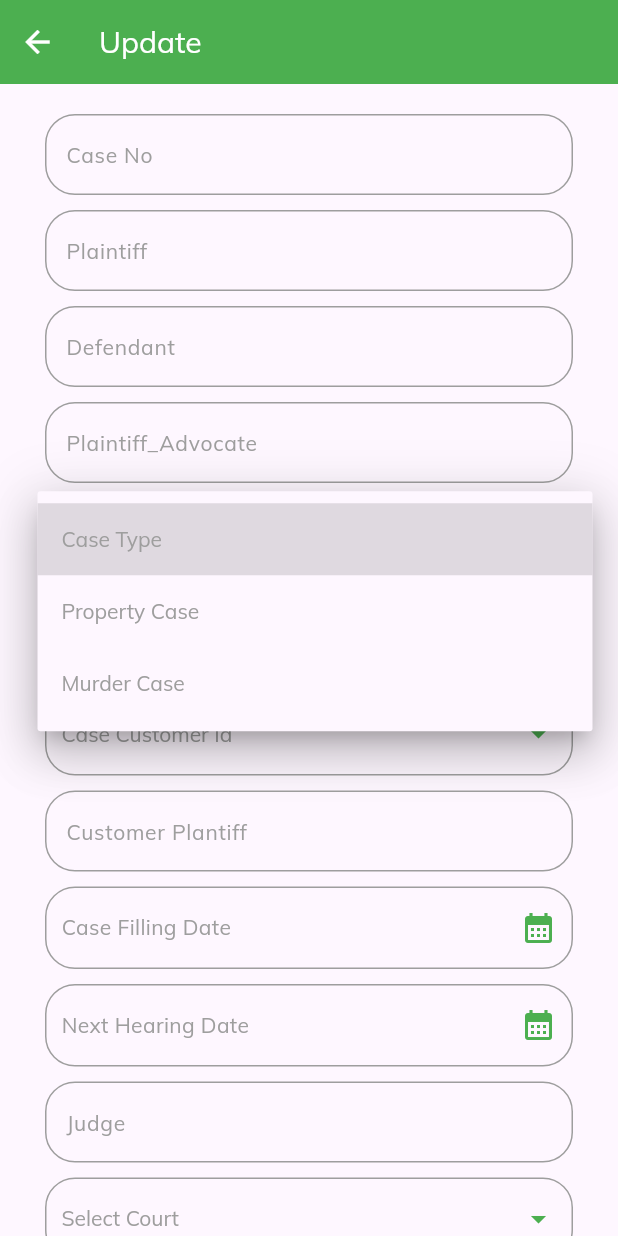
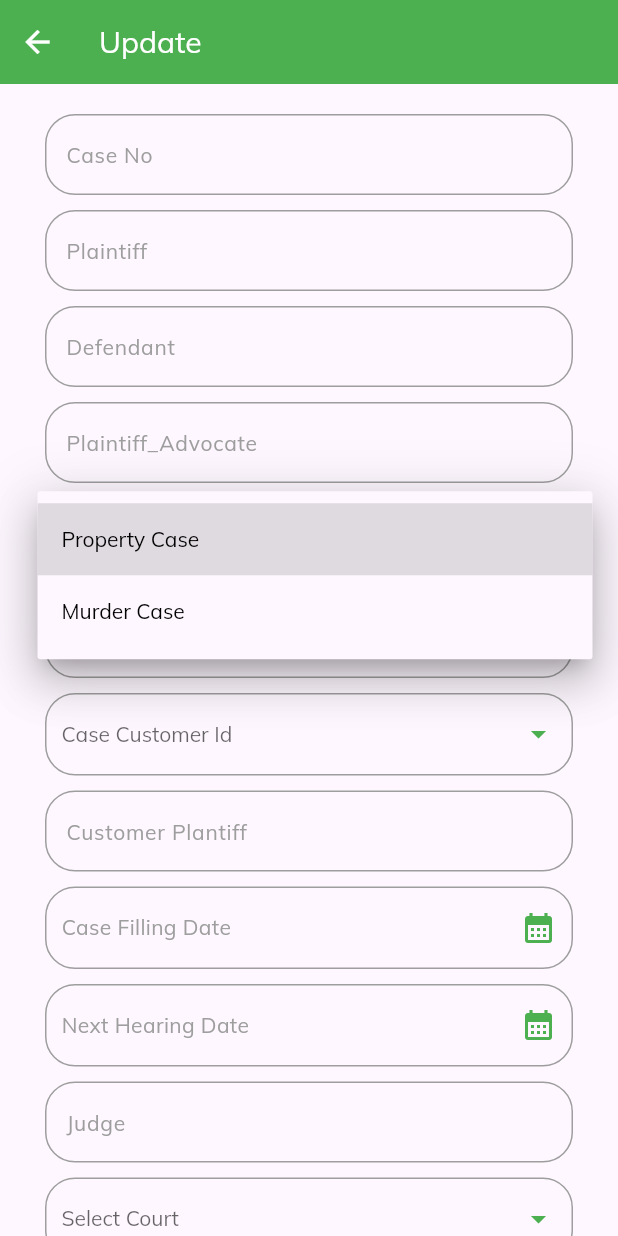
Before and after one commit to demo-eusopht-org/law-firm, a Flutter app: the CreateNewCase screen opened directly, after a tap on "Case Type", on a phone screen of 412 x 824 dp. Run offline on Flutter 3.47's test engine with Material 3 defaults, Android fonts, the phone set to English and light mode, and no system bars; our stand-ins replace convex_bottom_bar, dio, flutter_bloc, flutter_slidable, fluttertoast, get_it and 8 more; missing offline and left inert: file_manager, group_list_view; accounts and stored records are empty; generated files the repository leaves out were written again.

```diff
--- a/lib/view/cases/case_details.dart
+++ b/lib/view/cases/case_details.dart
@@ -134,6 +134,7 @@ class _CaseDetailsState extends State<CaseDetails> {
               height: size.height * 0.06,
               width: size.width * 0.5,
               child: RoundedElevatedButton(
+                borderRadius: 23,
                 onPressed: () {
                   Navigator.push(
                     context,
@@ -155,6 +156,7 @@ class _CaseDetailsState extends State<CaseDetails> {
               height: size.height * 0.06,
               width: size.width * 0.5,
               child: RoundedElevatedButton(
+                borderRadius: 23,
                 onPressed: () {
                   Navigator.push(
                     context,
--- a/lib/view/cases/case_hearing.dart
+++ b/lib/view/cases/case_hearing.dart
@@ -33,7 +33,7 @@ class _CaseHearingState extends State<CaseHearing> {
               children: [
                 SizedBox(height: 10),
                 CustomTextFieldWithDropdown(
-                  initialDropdownValue: 'Case Status',
+                  hintText: 'Case Status',
                   isWhiteBackground: true,
                   onDropdownChanged: (newValue) {
                     print('Selected Category: $newValue');
--- a/lib/view/cases/create_new_case.dart
+++ b/lib/view/cases/create_new_case.dart
@@ -72,7 +72,8 @@ class _CreateNewCaseState extends State<CreateNewCase> {
                 ),
                 SizedBox(height: 10),
                 CustomTextFieldWithDropdown(
-                  initialDropdownValue: 'Case Type',
+                  hintText: 'Case Type',
+                  initialValue: 'Property Case',
                   isWhiteBackground: true,
                   onDropdownChanged: (newValue) {
                     print('Case Type: $newValue');
@@ -84,7 +85,8 @@ class _CreateNewCaseState extends State<CreateNewCase> {
                 ),
                 SizedBox(height: 10),
                 CustomTextFieldWithDropdown(
-                  initialDropdownValue: 'Case Status',
+                  hintText: 'Case Status',
+                  initialValue: 'Approved',
                   isWhiteBackground: true,
                   onDropdownChanged: (newValue) {
                     print('Case Type: $newValue');
@@ -96,7 +98,8 @@ class _CreateNewCaseState extends State<CreateNewCase> {
                 ),
                 SizedBox(height: 10),
                 CustomTextFieldWithDropdown(
-                  initialDropdownValue: 'Case Customer Id',
+                  hintText: 'Case Customer Id',
+                  initialValue: 'Tauqeer',
                   isWhiteBackground: true,
                   onDropdownChanged: (newValue) {
                     print('Case Customer Id: $newValue');
@@ -137,8 +140,9 @@ class _CreateNewCaseState extends State<CreateNewCase> {
                 ),
                 SizedBox(height: 10),
                 CustomTextFieldWithDropdown(
-                  initialDropdownValue: 'Select Court',
+                  hintText: 'Select Court',
                   isWhiteBackground: true,
+                  initialValue: 'Sindh High Court',
                   onDropdownChanged: (newValue) {
                     print('Selected Category: $newValue');
                   },
@@ -149,7 +153,8 @@ class _CreateNewCaseState extends State<CreateNewCase> {
                 ),
                 SizedBox(height: 10),
                 CustomTextFieldWithDropdown(
-                  initialDropdownValue: 'Case Assigneed To',
+                  hintText: 'Case Assigneed To',
+                  initialValue: 'Advocate Waqas',
                   isWhiteBackground: true,
                   onDropdownChanged: (newValue) {
                     print('Selected Category: $newValue');
--- a/lib/widgets/dropdown_fields.dart
+++ b/lib/widgets/dropdown_fields.dart
@@ -7,13 +7,15 @@ class CustomTextFieldWithDropdown extends StatefulWidget {
     required this.isWhiteBackground,
     required this.dropdownItems,
     required this.onDropdownChanged,
-    this.initialDropdownValue,
+    this.hintText,
+    this.initialValue,
   }) : super(key: key);
 
   final bool isWhiteBackground;
   final List<String> dropdownItems;
   final ValueChanged<String>? onDropdownChanged;
-  final String? initialDropdownValue;
+  final String? hintText;
+  final String? initialValue;
 
   @override
   State<CustomTextFieldWithDropdown> createState() =>
@@ -22,12 +24,11 @@ class CustomTextFieldWithDropdown extends StatefulWidget {
 
 class _CustomTextFieldWithDropdownState
     extends State<CustomTextFieldWithDropdown> {
-  late String? _selectedDropdownValue;
+  String? _selectedDropdownValue;
 
   @override
   void initState() {
     super.initState();
-    _selectedDropdownValue = widget.initialDropdownValue ?? '';
   }
 
   @override
@@ -48,10 +49,10 @@ class _CustomTextFieldWithDropdownState
             vertical: 10,
             horizontal: 10,
           ),
-          child: DropdownButton<String>(
+          child: DropdownButton<String?>(
             value: _selectedDropdownValue,
             disabledHint: SizedBox(),
-            hint: SizedBox(),
+            hint: textWidget(text: '${widget.hintText}'),
             icon: Icon(
               Icons.arrow_drop_down,
               color: Colors.green,
@@ -72,15 +73,15 @@ class _CustomTextFieldWithDropdownState
               }
             },
             items: [
-              '${widget.initialDropdownValue}',
+              // '${widget.initialDropdownValue}',
               ...widget.dropdownItems,
-            ].map<DropdownMenuItem<String>>((String value) {
+            ].map<DropdownMenuItem<String?>>((String value) {
               print(value);
-              return DropdownMenuItem<String>(
+              return DropdownMenuItem<String?>(
                 value: value,
                 child: textWidget(
                   text: value,
-                  color: Colors.grey,
+                  color: Colors.black,
                 ),
               );
             }).toList(),
```
Also changed, not shown: lib/view/cases/add_proceedings.dart (+11 -2 lines), lib/view/cases/assigned_cases.dart (+0 -7 lines), lib/view/profile/profile.dart (+33 -9 lines).
